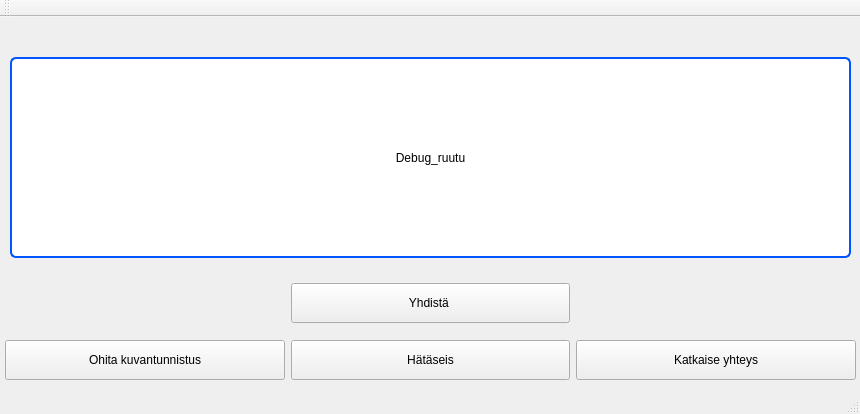
Before: the Qt Designer form Qt_widget_for_Panttibotti/mainwindow.ui in JoonasMattila95/GoPiGo_Robot_project, drawn with Qt 5.
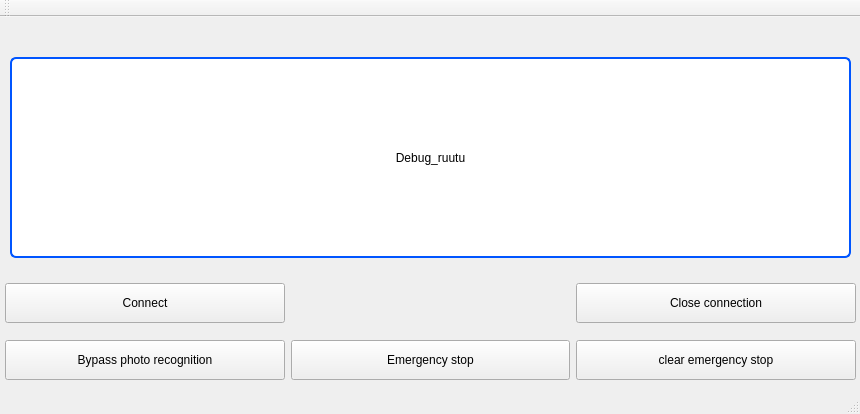
After: the same form once the commit is applied. Icons and pictures are not drawn.

What changed in the file:
```diff
--- a/Qt_widget_for_Panttibotti/mainwindow.ui
+++ b/Qt_widget_for_Panttibotti/mainwindow.ui
@@ -66,35 +66,7 @@
 }s</string>
        </property>
        <property name="text">
-        <string>Hätäseis</string>
-       </property>
-      </widget>
-     </item>
-     <item row="2" column="3">
-      <widget class="QPushButton" name="close_button">
-       <property name="minimumSize">
-        <size>
-         <width>240</width>
-         <height>40</height>
-        </size>
-       </property>
-       <property name="styleSheet">
-        <string notr="true">QPushButton
-{
-border: 2px solid rgb(0, 85, 255);
-background-color:white;
-border-radius:6px;
-	font: 16pt &quot;MS Shell Dlg 2&quot;;
-}
-
-QPushButton:pressed
-{
-border: 2px solid rgb(0, 85, 255);
-background-color:rgb(85, 255, 255);
-}s</string>
-       </property>
-       <property name="text">
-        <string>Katkaise yhteys</string>
+        <string>Emergency stop</string>
        </property>
       </widget>
      </item>
@@ -122,11 +94,67 @@
 }s</string>
        </property>
        <property name="text">
-        <string>Ohita kuvantunnistus</string>
+        <string>Bypass photo recognition</string>
        </property>
       </widget>
      </item>
-     <item row="0" column="2">
+     <item row="0" column="3">
+      <widget class="QPushButton" name="close_button">
+       <property name="minimumSize">
+        <size>
+         <width>240</width>
+         <height>40</height>
+        </size>
+       </property>
+       <property name="styleSheet">
+        <string notr="true">QPushButton
+{
+border: 2px solid rgb(0, 85, 255);
+background-color:white;
+border-radius:6px;
+	font: 16pt &quot;MS Shell Dlg 2&quot;;
+}
+
+QPushButton:pressed
+{
+border: 2px solid rgb(0, 85, 255);
+background-color:rgb(85, 255, 255);
+}s</string>
+       </property>
+       <property name="text">
+        <string>Close connection</string>
+       </property>
+      </widget>
+     </item>
+     <item row="2" column="3">
+      <widget class="QPushButton" name="resume_Button">
+       <property name="minimumSize">
+        <size>
+         <width>240</width>
+         <height>40</height>
+        </size>
+       </property>
+       <property name="styleSheet">
+        <string notr="true">QPushButton
+{
+border: 2px solid rgb(0, 85, 255);
+background-color:white;
+border-radius:6px;
+font: 16pt &quot;MS Shell Dlg 2&quot;;
+}
+
+QPushButton:pressed
+{
+border: 2px solid rgb(0, 85, 255);
+background-color:rgb(85, 255, 255);
+}s</string>
+       </property>
+       <property name="text">
+        <string>clear emergency stop</string>
+       </property>
+      </widget>
+     </item>
+     <item row="0" column="1">
       <widget class="QPushButton" name="connect_button">
        <property name="minimumSize">
         <size>
@@ -150,7 +178,7 @@
 }s</string>
        </property>
        <property name="text">
-        <string>Yhdistä </string>
+        <string>Connect</string>
        </property>
       </widget>
      </item>
```
